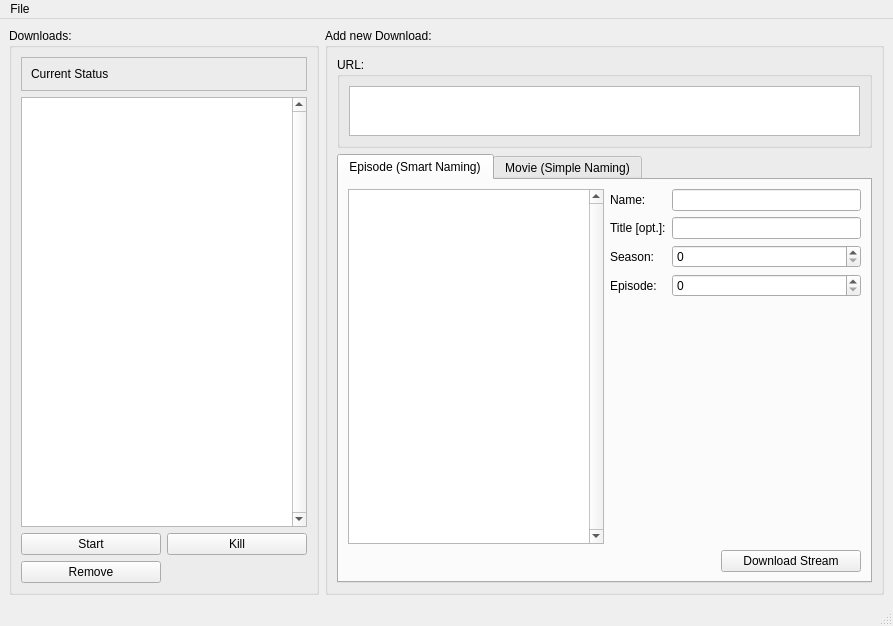
Above: qt4-layout/gui.ui from boon-code/mp-layer before the change. Below: the same form after it.
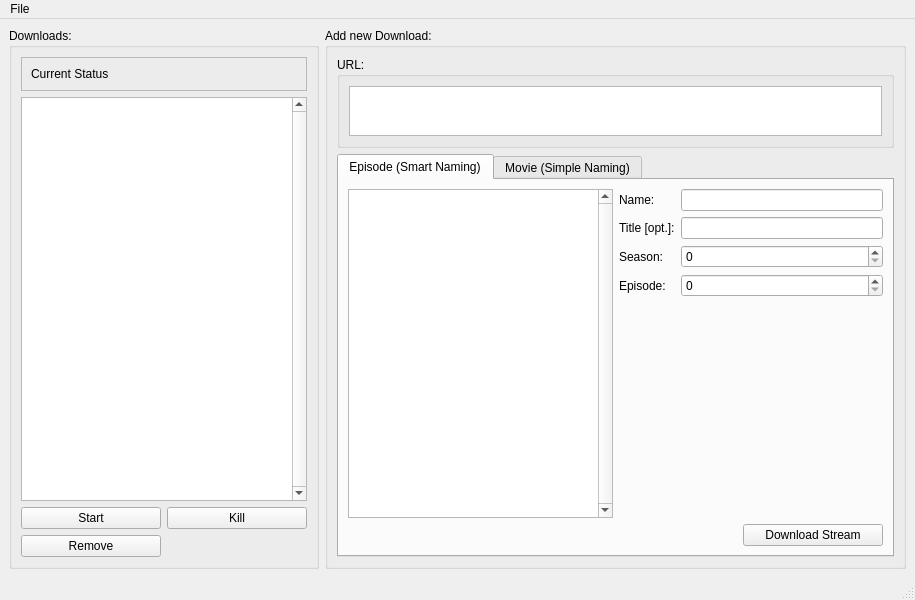
That is the form after the change.

Diff of the .ui file:
```diff
--- a/qt4-layout/gui.ui
+++ b/qt4-layout/gui.ui
@@ -6,8 +6,8 @@
    <rect>
     <x>0</x>
     <y>0</y>
-    <width>893</width>
-    <height>626</height>
+    <width>915</width>
+    <height>600</height>
    </rect>
   </property>
   <property name="windowTitle">
@@ -421,7 +421,7 @@
     <rect>
      <x>0</x>
      <y>0</y>
-     <width>893</width>
+     <width>915</width>
      <height>23</height>
     </rect>
    </property>
```
Left out of the diff: 10 changed lines with no effect on the pictures.
